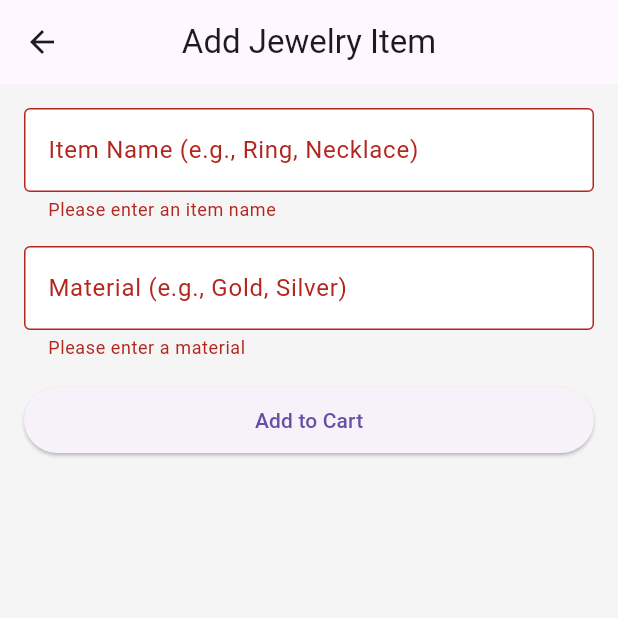
After one commit to agbtndg/PROFE8-Activity3-JewelryApp, a Flutter app: the AddItemScreen screen opened by its route, after a tap on "Add to Cart", on a phone screen of 412 x 824 dp, the top half of it. The commit adds this screen. Run offline on Flutter 3.47's test engine with Material 3 defaults, Android fonts, the phone set to English and light mode, and no system bars.

Commit message:
Add Instruction 21: Shopping cart with Provider for adding/viewing items

```diff
--- a/lib/main.dart
+++ b/lib/main.dart
@@ -1,4 +1,17 @@
 import 'package:flutter/material.dart';
+import 'package:jewel_form/about_screen.dart';
+import 'package:jewel_form/contact_screen.dart';
+import 'package:jewel_form/customization_screen.dart';
+import 'package:jewel_form/demo_push_replacement_screen.dart';
+import 'package:jewel_form/demo_push_screen.dart';
+import 'package:jewel_form/login_screen.dart';
+import 'package:jewel_form/order_form_screen.dart';
+import 'package:jewel_form/registration_screen.dart';
+import 'package:jewel_form/tabbed_jewelry_screen.dart';
+import 'package:jewel_form/tabbed_order_screen.dart';
+import 'package:jewel_form/welcome_screen.dart';
+import 'package:provider/provider.dart';
+import 'providers/cart_provider.dart';
 import 'login_screen.dart';
 import 'customization_screen.dart';
 import 'registration_screen.dart';
@@ -10,9 +23,16 @@ import 'contact_screen.dart';
 import 'demo_push_screen.dart';
 import 'demo_push_replacement_screen.dart';
 import 'tabbed_jewelry_screen.dart';
+import 'screens/add_item_screen.dart';
+import 'screens/cart_screen.dart';
 
 void main() {
-  runApp(JewelForm());
+  runApp(
+    ChangeNotifierProvider(
+      create: (context) => CartProvider(),
+      child: JewelForm(),
+    ),
+  );
 }
 
 class JewelForm extends StatelessWidget {
@@ -33,6 +53,8 @@ class JewelForm extends StatelessWidget {
         '/demo_push': (context) => DemoPushScreen(),
         '/demo_push_replacement': (context) => DemoPushReplacementScreen(),
         '/tabbed_jewelry': (context) => TabbedJewelryScreen(),
+        '/add_item': (context) => AddItemScreen(),
+        '/cart': (context) => CartScreen(),
       },
     );
   }
@@ -154,6 +176,20 @@ class HomeScreen extends StatelessWidget {
               onTap: () {
                 Navigator.pop(context); // Close drawer
                 Navigator.pushNamed(context, '/contact');
+              },
+            ),
+            ListTile(
+              title: Text('Add Item to Cart'),
+              onTap: () {
+                Navigator.pop(context); // Close drawer
+                Navigator.pushNamed(context, '/add_item');
+              },
+            ),
+            ListTile(
+              title: Text('View Cart'),
+              onTap: () {
+                Navigator.pop(context); // Close drawer
+                Navigator.pushNamed(context, '/cart');
               },
             ),
           ],
@@ -304,6 +340,26 @@ class HomeScreen extends StatelessWidget {
                   padding: EdgeInsets.symmetric(vertical: 12.0, horizontal: 24.0),
                 ),
               ),
+              SizedBox(height: 16.0),
+              ElevatedButton(
+                onPressed: () {
+                  Navigator.pushNamed(context, '/add_item');
+                },
+                child: Text('Add Item to Cart'),
+                style: ElevatedButton.styleFrom(
+                  padding: EdgeInsets.symmetric(vertical: 12.0, horizontal: 24.0),
+                ),
+              ),
+              SizedBox(height: 16.0),
+              ElevatedButton(
+                onPressed: () {
+                  Navigator.pushNamed(context, '/cart');
+                },
+                child: Text('View Cart'),
+                style: ElevatedButton.styleFrom(
+                  padding: EdgeInsets.symmetric(vertical: 12.0, horizontal: 24.0),
+                ),
+              ),
             ],
           ),
         ),
--- /dev/null
+++ b/lib/models/cart_item.dart
@@ -0,0 +1,7 @@
+class CartItem {
+  final String id;
+  final String name;
+  final String material;
+
+  CartItem({required this.id, required this.name, required this.material});
+}
--- a/lib/order_form_screen.dart
+++ b/lib/order_form_screen.dart
@@ -3,6 +3,8 @@ import 'welcome_screen.dart';
 import 'main.dart';
 import 'about_screen.dart';
 import 'contact_screen.dart';
+import 'screens/add_item_screen.dart';
+import 'screens/cart_screen.dart';
 
 class OrderFormScreen extends StatefulWidget {
   @override
@@ -87,6 +89,20 @@ class _OrderFormScreenState extends State<OrderFormScreen> {
               onTap: () {
                 Navigator.pop(context); // Close drawer
                 Navigator.pushNamed(context, '/contact');
+              },
+            ),
+            ListTile(
+              title: Text('Add Item to Cart'),
+              onTap: () {
+                Navigator.pop(context); // Close drawer
+                Navigator.pushNamed(context, '/add_item');
+              },
+            ),
+            ListTile(
+              title: Text('View Cart'),
+              onTap: () {
+                Navigator.pop(context); // Close drawer
+                Navigator.pushNamed(context, '/cart');
               },
             ),
           ],
--- /dev/null
+++ b/lib/providers/cart_provider.dart
@@ -0,0 +1,27 @@
+import 'package:flutter/material.dart';
+import 'package:jewel_form/models/cart_item.dart';
+
+class CartProvider with ChangeNotifier {
+  List<CartItem> _items = [];
+
+  List<CartItem> get items => _items;
+
+  void addItem(String name, String material) {
+    _items.add(CartItem(
+      id: DateTime.now().toString(),
+      name: name,
+      material: material,
+    ));
+    notifyListeners();
+  }
+
+  void removeItem(String id) {
+    _items.removeWhere((item) => item.id == id);
+    notifyListeners();
+  }
+
+  void clearCart() {
+    _items = [];
+    notifyListeners();
+  }
+}
--- a/lib/registration_screen.dart
+++ b/lib/registration_screen.dart
@@ -4,6 +4,8 @@ import 'main.dart';
 import 'order_form_screen.dart';
 import 'about_screen.dart';
 import 'contact_screen.dart';
+import 'screens/add_item_screen.dart';
+import 'screens/add_item_screen.dart';
 
 class RegistrationScreen extends StatefulWidget {
   @override
@@ -83,6 +85,20 @@ class _RegistrationScreenState extends State<RegistrationScreen> {
               onTap: () {
                 Navigator.pop(context); // Close drawer
                 Navigator.pushNamed(context, '/contact');
+              },
+            ),
+            ListTile(
+              title: Text('Add Item to Cart'),
+              onTap: () {
+                Navigator.pop(context); // Close drawer
+                Navigator.pushNamed(context, '/add_item');
+              },
+            ),
+            ListTile(
+              title: Text('View Cart'),
+              onTap: () {
+                Navigator.pop(context); // Close drawer
+                Navigator.pushNamed(context, '/cart');
               },
             ),
           ],
--- /dev/null
+++ b/lib/screens/add_item_screen.dart
@@ -0,0 +1,93 @@
+import 'package:flutter/material.dart';
+import 'package:provider/provider.dart';
+import '../providers/cart_provider.dart';
+
+class AddItemScreen extends StatefulWidget {
+  @override
+  _AddItemScreenState createState() => _AddItemScreenState();
+}
+
+class _AddItemScreenState extends State<AddItemScreen> {
+  final _formKey = GlobalKey<FormState>();
+  final _nameController = TextEditingController();
+  final _materialController = TextEditingController();
+
+  @override
+  void dispose() {
+    _nameController.dispose();
+    _materialController.dispose();
+    super.dispose();
+  }
+
+  @override
+  Widget build(BuildContext context) {
+    return Scaffold(
+      appBar: AppBar(
+        title: Text('Add Jewelry Item'),
+        centerTitle: true,
+      ),
+      body: Padding(
+        padding: EdgeInsets.all(16.0),
+        child: Form(
+          key: _formKey,
+          child: Column(
+            crossAxisAlignment: CrossAxisAlignment.stretch,
+            children: [
+              TextFormField(
+                controller: _nameController,
+                decoration: InputDecoration(
+                  labelText: 'Item Name (e.g., Ring, Necklace)',
+                  border: OutlineInputBorder(),
+                  filled: true,
+                  fillColor: Colors.white,
+                ),
+                validator: (value) {
+                  if (value == null || value.isEmpty) {
+                    return 'Please enter an item name';
+                  }
+                  return null;
+                },
+              ),
+              SizedBox(height: 16.0),
+              TextFormField(
+                controller: _materialController,
+                decoration: InputDecoration(
+                  labelText: 'Material (e.g., Gold, Silver)',
+                  border: OutlineInputBorder(),
+                  filled: true,
+                  fillColor: Colors.white,
+                ),
+                validator: (value) {
+                  if (value == null || value.isEmpty) {
+                    return 'Please enter a material';
+                  }
+                  return null;
+                },
+              ),
+              SizedBox(height: 16.0),
+              ElevatedButton(
+                onPressed: () {
+                  if (_formKey.currentState!.validate()) {
+                    Provider.of<CartProvider>(context, listen: false).addItem(
+                      _nameController.text,
+                      _materialController.text,
+                    );
+                    ScaffoldMessenger.of(context).showSnackBar(
+                      SnackBar(content: Text('Item added to cart')),
+                    );
+                    _nameController.clear();
+                    _materialController.clear();
+                  }
+                },
+                child: Text('Add to Cart'),
+                style: ElevatedButton.styleFrom(
+                  padding: EdgeInsets.symmetric(vertical: 12.0),
+                ),
+              ),
+            ],
+          ),
+        ),
+      ),
+    );
+  }
+}
--- /dev/null
+++ b/lib/screens/cart_screen.dart
@@ -0,0 +1,51 @@
+import 'package:flutter/material.dart';
+import 'package:provider/provider.dart';
+import '../providers/cart_provider.dart';
+
+class CartScreen extends StatelessWidget {
+  @override
+  Widget build(BuildContext context) {
+    return Scaffold(
+      appBar: AppBar(
+        title: Text('Shopping Cart'),
+        centerTitle: true,
+        actions: [
+          IconButton(
+            icon: Icon(Icons.delete_forever),
+            onPressed: () {
+              Provider.of<CartProvider>(context, listen: false).clearCart();
+              ScaffoldMessenger.of(context).showSnackBar(
+                SnackBar(content: Text('Cart cleared')),
+              );
+            },
+          ),
+        ],
+      ),
+      body: Consumer<CartProvider>(
+        builder: (context, cartProvider, child) {
+          return cartProvider.items.isEmpty
+              ? Center(child: Text('Your cart is empty'))
+              : ListView.builder(
+                  itemCount: cartProvider.items.length,
+                  itemBuilder: (context, index) {
+                    final item = cartProvider.items[index];
+                    return ListTile(
+                      title: Text('Item: ${item.name}'),
+                      subtitle: Text('Material: ${item.material}'),
+                      trailing: IconButton(
+                        icon: Icon(Icons.delete),
+                        onPressed: () {
+                          cartProvider.removeItem(item.id);
+                          ScaffoldMessenger.of(context).showSnackBar(
+                            SnackBar(content: Text('Item removed from cart')),
+                          );
+                        },
+                      ),
+                    );
+                  },
+                );
+        },
+      ),
+    );
+  }
+}
--- a/pubspec.yaml
+++ b/pubspec.yaml
@@ -30,6 +30,7 @@ environment:
 dependencies:
   flutter:
     sdk: flutter
+  provider: ^6.0.5
 
   # The following adds the Cupertino Icons font to your application.
   # Use with the CupertinoIcons class for iOS style icons.
```
